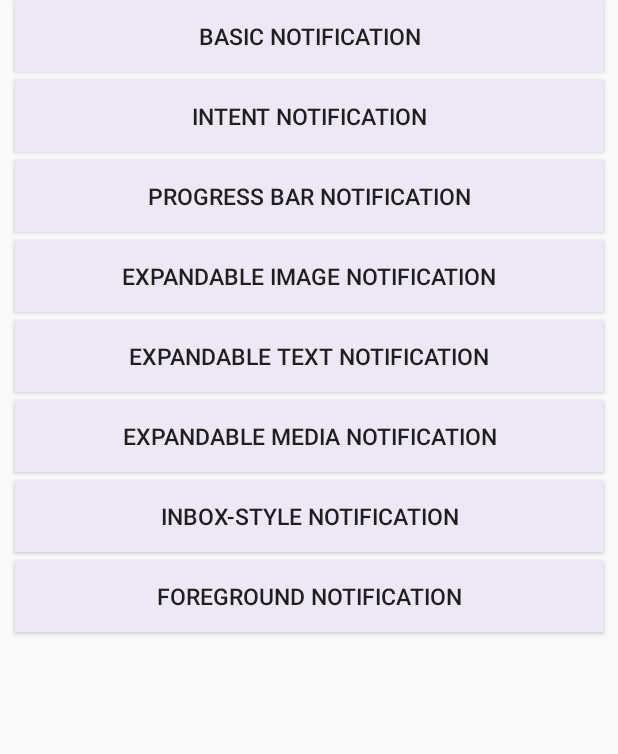
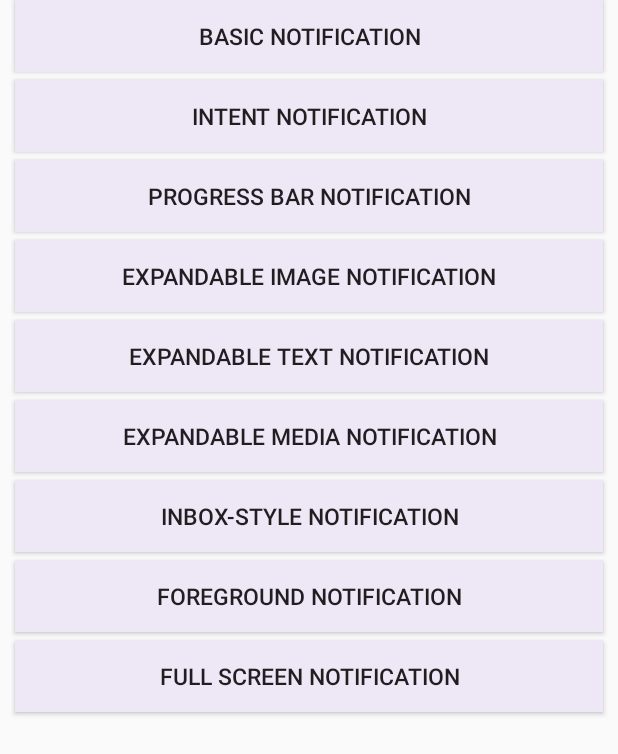
Before and after one commit to monicaivan25/NotificationsDemo, an Android app: the screen it shows after launch (MainActivity), on a phone screen of 412 x 824 dp. Shown: the top 754 px of the screen. Run offline under Robolectric (Android 15) with nearby library versions, the phone set to English and light mode, and no system bars.

Commit message:
Finished full screen intent notification

```diff
--- a/app/src/main/AndroidManifest.xml
+++ b/app/src/main/AndroidManifest.xml
@@ -1,6 +1,8 @@
 <?xml version="1.0" encoding="utf-8"?>
 <manifest xmlns:android="http://schemas.android.com/apk/res/android"
     package="com.monicaivan.notificationsdemo">
+
+    <uses-permission android:name="android.permission.USE_FULL_SCREEN_INTENT"/>
 
     <application
         android:allowBackup="true"
--- a/app/src/main/res/layout/activity_main.xml
+++ b/app/src/main/res/layout/activity_main.xml
@@ -93,4 +93,15 @@
         android:layout_marginTop="5dp"
         android:layout_below="@id/inbox_notification_button"/>
 
+    <Button
+        android:id="@+id/full_screen_notification_button"
+        android:layout_width="match_parent"
+        android:layout_height="wrap_content"
+        android:background="@color/colorPrimary"
+        android:text="Full screen Notification"
+        android:textSize="15sp"
+        android:layout_marginHorizontal="10dp"
+        android:layout_marginTop="5dp"
+        android:layout_below="@id/foreground_notification_button"/>
+
 </RelativeLayout>
```
Also changed, not shown: app/src/main/java/com/monicaivan/notificationsdemo/MainActivity.java (+17 -1 lines).
